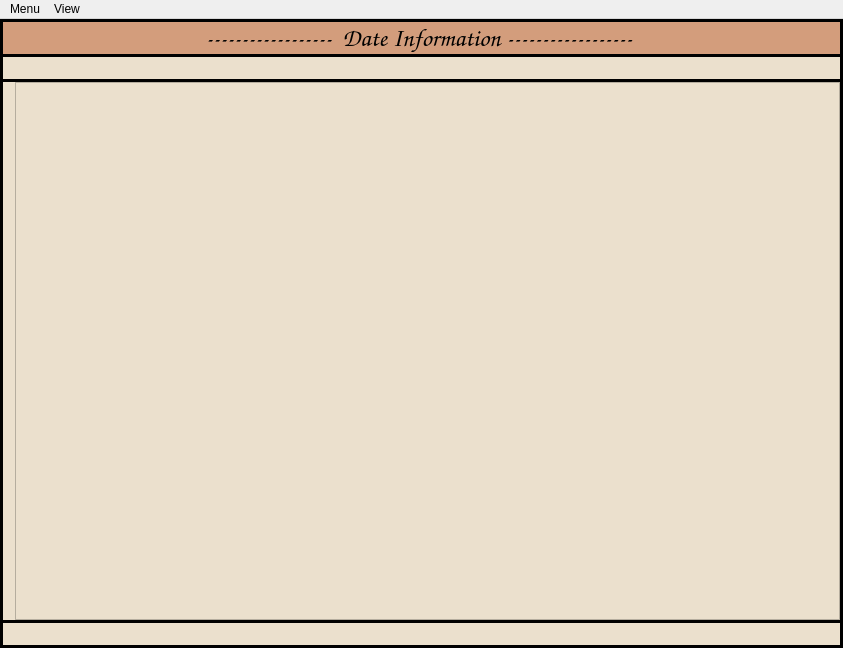
Before: the Qt Designer form mainwindow.ui in DmytroHoliaka/To-Doing, drawn with Qt 5.
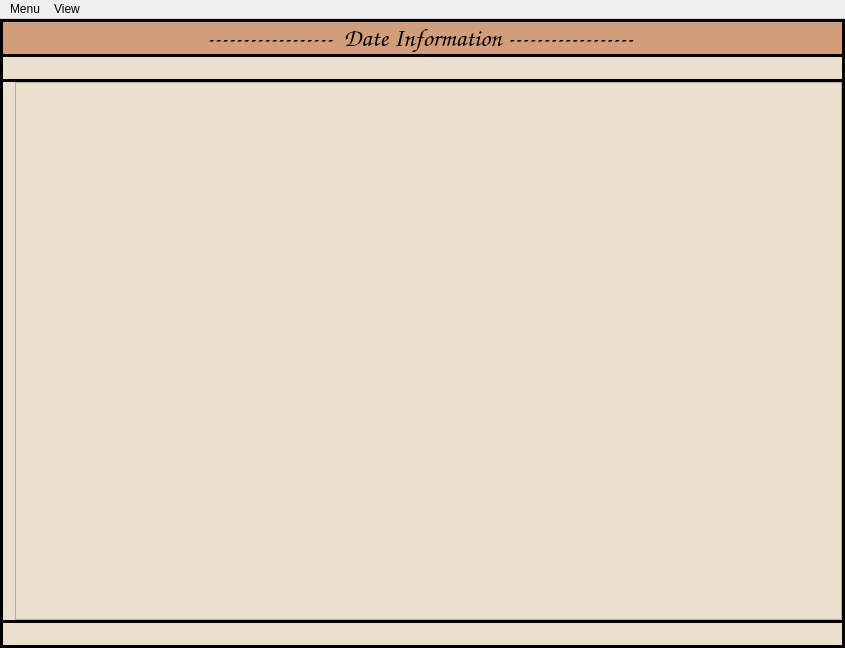
After: the same form once the commit is applied. Icons and pictures are not drawn.

Diff of the .ui file:
```diff
--- a/mainwindow.ui
+++ b/mainwindow.ui
@@ -9,7 +9,7 @@
    <rect>
     <x>0</x>
     <y>0</y>
-    <width>843</width>
+    <width>845</width>
     <height>648</height>
    </rect>
   </property>
@@ -810,7 +810,7 @@
     <rect>
      <x>0</x>
      <y>0</y>
-     <width>843</width>
+     <width>845</width>
      <height>21</height>
     </rect>
    </property>
```
Left out of the diff: 26 changed lines with no effect on the pictures.
